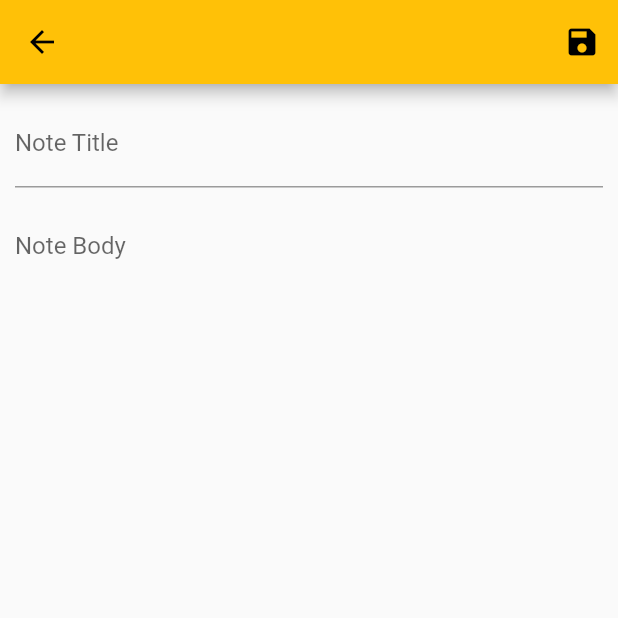
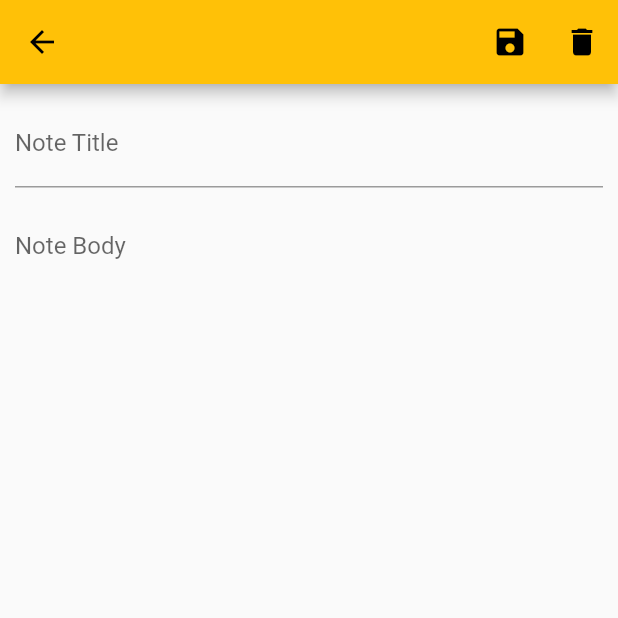
Before and after one commit to ricguti/note-taker, a Flutter app: the NoteView screen opened directly, on a phone screen of 412 x 824 dp, the top half of it. Run offline on Flutter 3.47's test engine with Material 2 defaults, Android fonts, the phone set to English and light mode, and no system bars.

Commit message:
Add delete icon to note view

```diff
--- a/lib/note_view.dart
+++ b/lib/note_view.dart
@@ -39,6 +39,13 @@ class _NoteViewState extends State<NoteView> {
                 MaterialPageRoute(builder: (context) => MyHomePage(title: 'Note Taker', notes: notes)),
               );
             },
+          ),
+          IconButton(
+            icon: const Icon(Icons.delete),
+            tooltip: 'Delete Note',
+            onPressed: () {
+              // delete the note
+            },
           )
         ],
       ),
```
